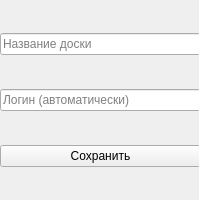
Above: src/client/doska.ui from RanHum/ZLP-Library before the change. Below: the same form after it.
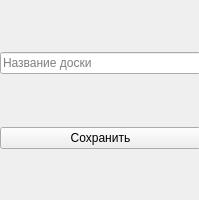
That is the form after the change.

What changed in the file:
```diff
--- a/src/client/doska.ui
+++ b/src/client/doska.ui
@@ -39,16 +39,6 @@
       </property>
      </widget>
     </item>
-    <item>
-     <widget class="QLineEdit" name="lineEdit_3">
-      <property name="text">
-       <string/>
-      </property>
-      <property name="placeholderText">
-       <string>Логин (автоматически)</string>
-      </property>
-     </widget>
-    </item>
     <item>
      <widget class="QPushButton" name="pushButton">
       <property name="text">
```
